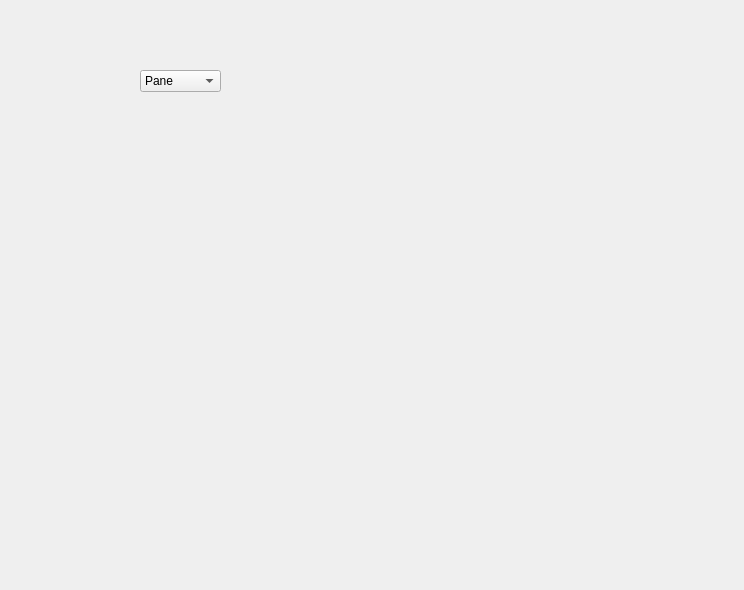
The window that projectIS/listaprodotti/view/vistaListaProdotti.ui (chritianchiappa/progetto_panificio) describes before a commit, drawn with Qt 5.
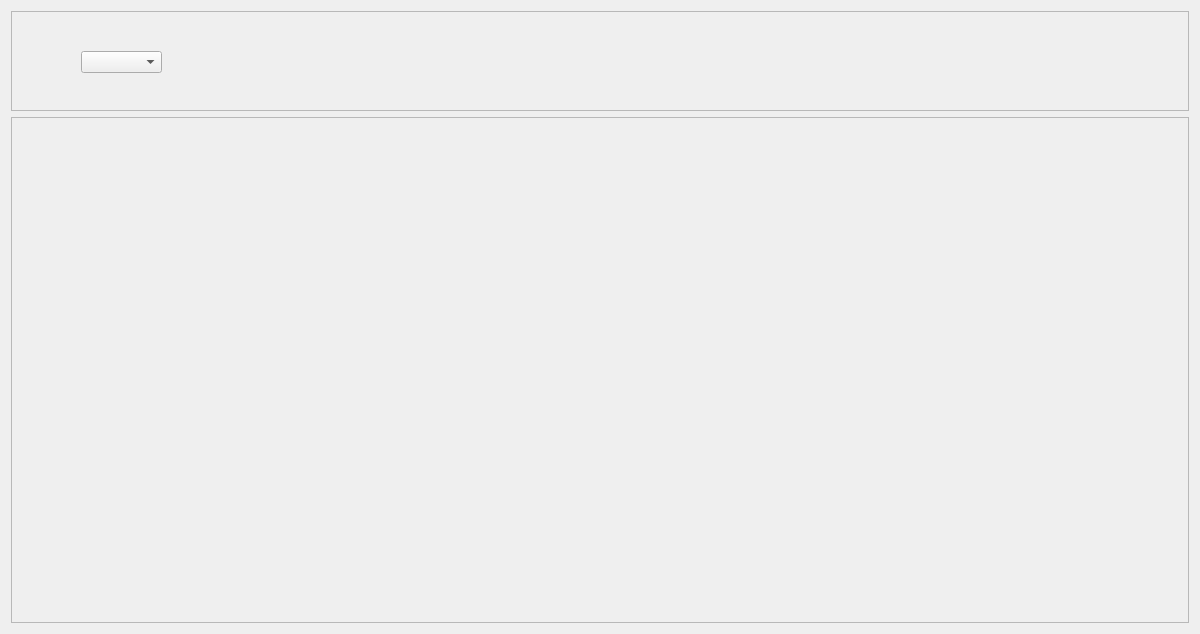
The same window after the commit.

The edit to the form file:
```diff
--- a/projectIS/listaprodotti/view/vistaListaProdotti.ui
+++ b/projectIS/listaprodotti/view/vistaListaProdotti.ui
@@ -6,43 +6,80 @@
    <rect>
     <x>0</x>
     <y>0</y>
-    <width>744</width>
-    <height>590</height>
+    <width>1200</width>
+    <height>634</height>
    </rect>
   </property>
+  <property name="minimumSize">
+   <size>
+    <width>1200</width>
+    <height>600</height>
+   </size>
+  </property>
   <property name="windowTitle">
    <string>Form</string>
   </property>
+  <layout class="QVBoxLayout" name="verticalLayout">
+   <item>
+    <widget class="QFrame" name="frame">
+     <property name="sizePolicy">
+      <sizepolicy hsizetype="Expanding" vsizetype="Expanding">
+       <horstretch>0</horstretch>
+       <verstretch>0</verstretch>
+      </sizepolicy>
+     </property>
+     <property name="maximumSize">
+      <size>
+       <width>16777215</width>
+       <height>100</height>
+      </size>
+     </property>
+     <property name="frameShape">
+      <enum>QFrame::StyledPanel</enum>
+     </property>
+     <property name="frameShadow">
+      <enum>QFrame::Raised</enum>
+     </property>
   <widget class="QComboBox" name="comboBox">
    <property name="geometry">
     <rect>
-     <x>140</x>
-     <y>70</y>
+        <x>70</x>
+        <y>40</y>
      <width>81</width>
      <height>22</height>
     </rect>
    </property>
-   <item>
-    <property name="text">
-     <string>Pane</string>
-    </property>
+      <property name="placeholderText">
+       <string>Filtra</string>
+      </property>
+     </widget>
+    </widget>
    </item>
    <item>
-    <property name="text">
-     <string>Crostate</string>
-    </property>
-   </item>
-   <item>
-    <property name="text">
-     <string>Pizze</string>
-    </property>
-   </item>
-   <item>
-    <property name="text">
-     <string>Biscotti</string>
-    </property>
-   </item>
-  </widget>
+    <widget class="QScrollArea" name="scrollArea">
+     <property name="minimumSize">
+      <size>
+       <width>0</width>
+       <height>0</height>
+      </size>
+     </property>
+     <property name="widgetResizable">
+      <bool>true</bool>
+     </property>
+     <widget class="QWidget" name="scrollAreaWidgetContents">
+      <property name="geometry">
+       <rect>
+        <x>0</x>
+        <y>0</y>
+        <width>1178</width>
+        <height>506</height>
+       </rect>
+      </property>
+      <layout class="QGridLayout" name="gridLayout"/>
+     </widget>
+    </widget>
+   </item>
+  </layout>
  </widget>
  <resources/>
  <connections/>
```
Lines whose indentation alone changed are shown as unchanged.
